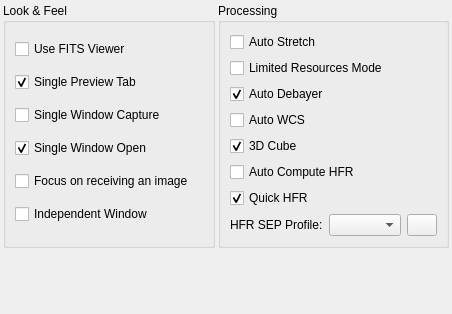
This is kstars/fitsviewer/opsfits.ui in KDE/kstars as Qt 5 draws it before an edit. The edited form follows.
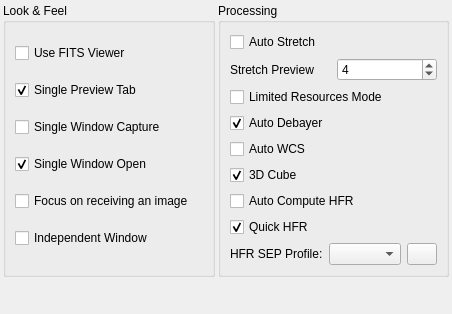
This is the edited form.

Commit message: Add option to control downsampling on stretch slider preview.

Diff of the .ui file:
```diff
--- a/kstars/fitsviewer/opsfits.ui
+++ b/kstars/fitsviewer/opsfits.ui
@@ -137,6 +137,36 @@
           </property>
          </widget>
         </item>
+        <item>
+         <layout class="QHBoxLayout" name="horizontalLayoutStretch">
+          <item>
+           <widget class="QLabel" name="stretchPreviewSamplingLabel">
+            <property name="toolTip">
+             <string>Set the coarseness of the preview shown when sliding the fitsviewer's stretch parameter sliders. 1 is full resolution, but can be slow, 4 would be coarse resolution and fast.</string>
+            </property>
+            <property name="text">
+             <string>Stretch Preview</string>
+            </property>
+           </widget>
+          </item>
+          <item>
+            <widget class="QSpinBox" name="kcfg_StretchPreviewSampling">
+             <property name="toolTip">
+              <string>Set the coarseness of the preview shown when sliding the fitsviewer's stretch parameter sliders. 1 is full resolution, but can be slow, 4 would be coarse resolution and fast.</string>
+             </property>
+             <property name="minimum">
+              <number>1</number>
+             </property>
+             <property name="maximum">
+              <number>5</number>
+             </property>
+             <property name="value">
+              <number>4</number>
+             </property>
+            </widget>
+          </item>
+         </layout>
+        </item>
         <item>
          <widget class="QCheckBox" name="kcfg_LimitedResourcesMode">
           <property name="toolTip">
```
The commit also changes 2 other files.
